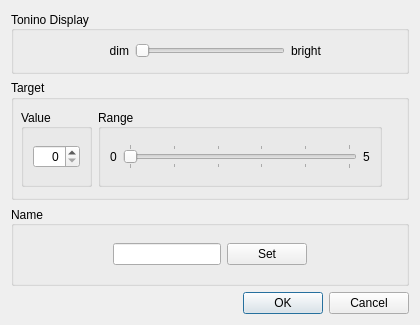
Old version of the form src/ui/PreferencesDialogUI.ui in the repository myTonino/Tonino-App.
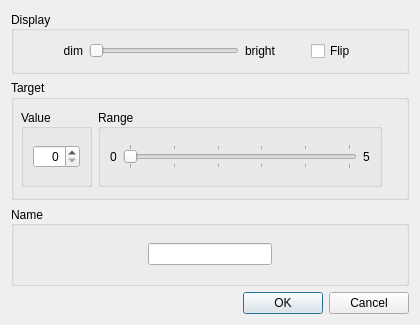
New version of the form.

Commit message: Flip display support

What changed in the file:
```diff
--- a/src/ui/PreferencesDialogUI.ui
+++ b/src/ui/PreferencesDialogUI.ui
@@ -32,25 +32,12 @@
    <item>
     <widget class="QGroupBox" name="groupBoxToninoDisplay">
      <property name="title">
-      <string>Tonino Display</string>
+      <string>Display</string>
      </property>
      <property name="alignment">
       <set>Qt::AlignLeading|Qt::AlignLeft|Qt::AlignVCenter</set>
      </property>
      <layout class="QHBoxLayout" name="horizontalLayout">
-      <item>
-       <spacer name="horizontalSpacer_2">
-        <property name="orientation">
-         <enum>Qt::Horizontal</enum>
-        </property>
-        <property name="sizeHint" stdset="0">
-         <size>
-          <width>40</width>
-          <height>20</height>
-         </size>
-        </property>
-       </spacer>
-      </item>
       <item>
        <widget class="QLabel" name="dim_label">
         <property name="sizePolicy">
@@ -145,7 +132,14 @@
        </widget>
       </item>
       <item>
-       <spacer name="horizontalSpacer">
+       <widget class="QCheckBox" name="checkBoxFlip">
+        <property name="text">
+         <string>Flip</string>
+        </property>
+       </widget>
+      </item>
+      <item>
+       <spacer name="horizontalSpacer_2">
         <property name="orientation">
          <enum>Qt::Horizontal</enum>
         </property>
@@ -359,13 +353,6 @@
           </property>
          </widget>
         </item>
-        <item>
-         <widget class="QPushButton" name="pushButtonNameSet">
-          <property name="text">
-           <string>Set</string>
-          </property>
-         </widget>
-        </item>
        </layout>
       </item>
       <item>
```
The commit also changes 15 other files.
